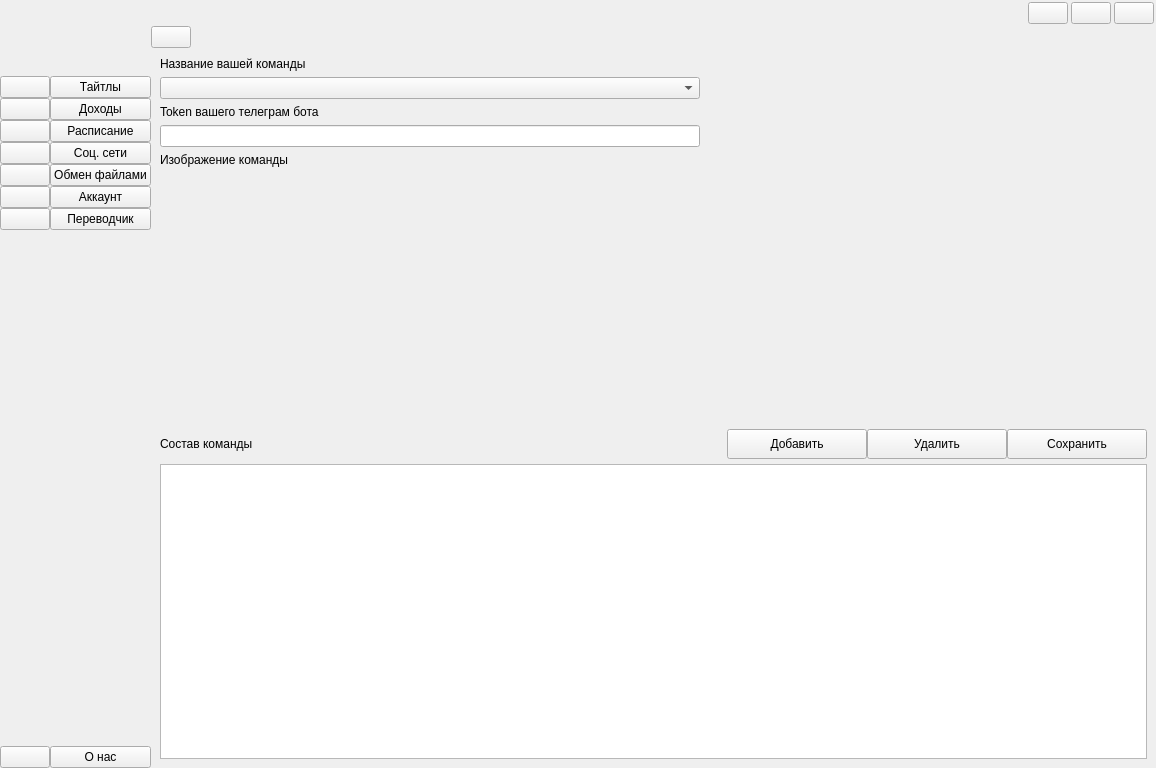
First picture: the form in front/ui.ui, repository Resmko99/Is-for-translator, before the edit.
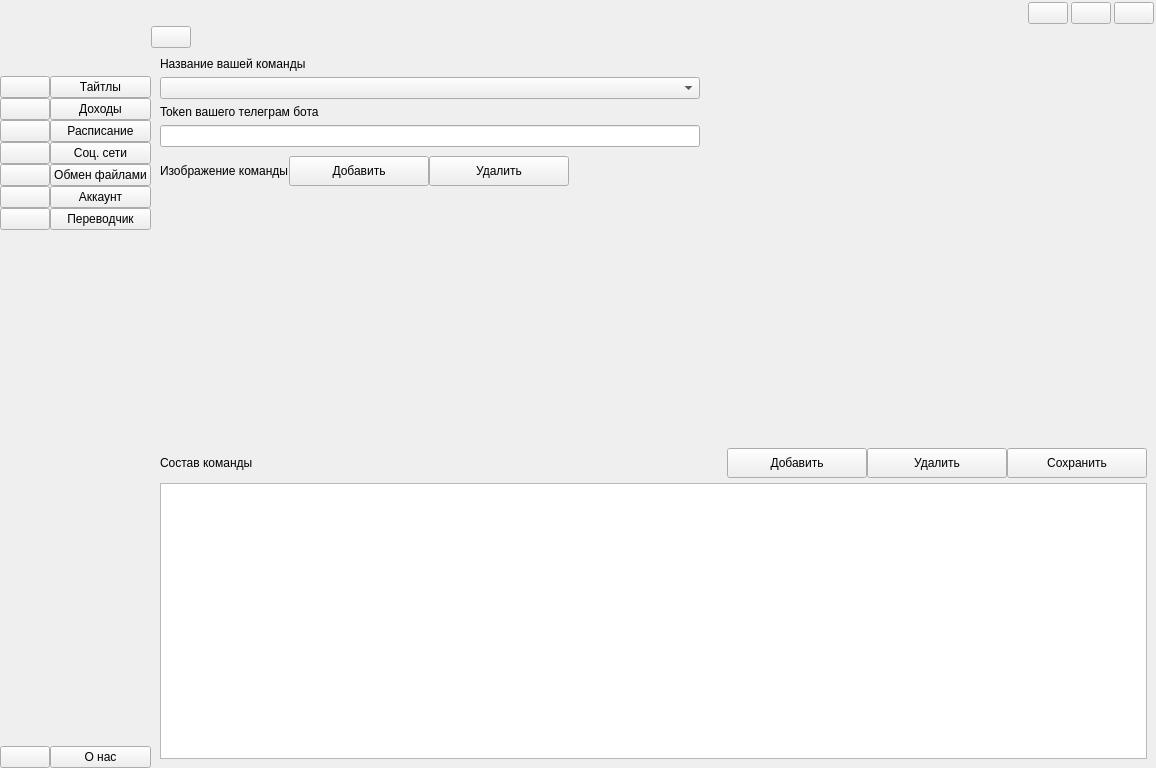
Second picture: the form after the edit. Icons and pictures are not drawn.

Patch:
```diff
--- a/front/ui.ui
+++ b/front/ui.ui
@@ -3772,23 +3772,6 @@
           </widget>
           <widget class="QWidget" name="pageAccount">
            <layout class="QGridLayout" name="gridLayout_52">
-            <item row="2" column="0">
-             <widget class="QLabel" name="label_3">
-              <property name="text">
-               <string>Token вашего телеграм бота</string>
-              </property>
-             </widget>
-            </item>
-            <item row="1" column="0">
-             <widget class="QComboBox" name="nameCrewAccComboBox">
-              <property name="maximumSize">
-               <size>
-                <width>540</width>
-                <height>16777215</height>
-               </size>
-              </property>
-             </widget>
-            </item>
             <item row="3" column="0">
              <widget class="QLineEdit" name="lineEdit_6">
               <property name="minimumSize">
@@ -3805,25 +3788,6 @@
               </property>
              </widget>
             </item>
-            <item row="5" column="0">
-             <widget class="QLabel" name="label_35">
-              <property name="sizePolicy">
-               <sizepolicy hsizetype="Preferred" vsizetype="Expanding">
-                <horstretch>0</horstretch>
-                <verstretch>0</verstretch>
-               </sizepolicy>
-              </property>
-              <property name="maximumSize">
-               <size>
-                <width>200</width>
-                <height>250</height>
-               </size>
-              </property>
-              <property name="text">
-               <string/>
-              </property>
-             </widget>
-            </item>
             <item row="0" column="0">
              <widget class="QLabel" name="label_91">
               <property name="text">
@@ -3831,7 +3795,118 @@
               </property>
              </widget>
             </item>
-            <item row="9" column="0">
+            <item row="2" column="0">
+             <widget class="QLabel" name="label_3">
+              <property name="text">
+               <string>Token вашего телеграм бота</string>
+              </property>
+             </widget>
+            </item>
+            <item row="6" column="0">
+             <widget class="QLabel" name="logoAcc1">
+              <property name="sizePolicy">
+               <sizepolicy hsizetype="Preferred" vsizetype="Expanding">
+                <horstretch>0</horstretch>
+                <verstretch>0</verstretch>
+               </sizepolicy>
+              </property>
+              <property name="maximumSize">
+               <size>
+                <width>200</width>
+                <height>250</height>
+               </size>
+              </property>
+              <property name="text">
+               <string/>
+              </property>
+             </widget>
+            </item>
+            <item row="5" column="0">
+             <widget class="QWidget" name="widget_16" native="true">
+              <layout class="QHBoxLayout" name="horizontalLayout_16">
+               <property name="spacing">
+                <number>0</number>
+               </property>
+               <property name="leftMargin">
+                <number>0</number>
+               </property>
+               <property name="topMargin">
+                <number>3</number>
+               </property>
+               <property name="rightMargin">
+                <number>0</number>
+               </property>
+               <property name="bottomMargin">
+                <number>0</number>
+               </property>
+               <item>
+                <widget class="QLabel" name="label_92">
+                 <property name="text">
+                  <string>Изображение команды</string>
+                 </property>
+                </widget>
+               </item>
+               <item>
+                <widget class="QPushButton" name="addLogo">
+                 <property name="minimumSize">
+                  <size>
+                   <width>140</width>
+                   <height>30</height>
+                  </size>
+                 </property>
+                 <property name="text">
+                  <string>Добавить</string>
+                 </property>
+                 <property name="icon">
+                  <iconset resource="resource.qrc">
+                   <normaloff>:/icon/icon/free-icon-add-7222864.png</normaloff>:/icon/icon/free-icon-add-7222864.png</iconset>
+                 </property>
+                </widget>
+               </item>
+               <item>
+                <widget class="QPushButton" name="editLogo">
+                 <property name="minimumSize">
+                  <size>
+                   <width>140</width>
+                   <height>30</height>
+                  </size>
+                 </property>
+                 <property name="text">
+                  <string>Удалить</string>
+                 </property>
+                 <property name="icon">
+                  <iconset resource="resource.qrc">
+                   <normaloff>:/icon/icon/free-icon-minus-button-4315581 копия.png</normaloff>:/icon/icon/free-icon-minus-button-4315581 копия.png</iconset>
+                 </property>
+                </widget>
+               </item>
+               <item>
+                <spacer name="horizontalSpacer_27">
+                 <property name="orientation">
+                  <enum>Qt::Horizontal</enum>
+                 </property>
+                 <property name="sizeHint" stdset="0">
+                  <size>
+                   <width>40</width>
+                   <height>20</height>
+                  </size>
+                 </property>
+                </spacer>
+               </item>
+              </layout>
+             </widget>
+            </item>
+            <item row="1" column="0">
+             <widget class="QComboBox" name="nameCrewAccComboBox">
+              <property name="maximumSize">
+               <size>
+                <width>540</width>
+                <height>16777215</height>
+               </size>
+              </property>
+             </widget>
+            </item>
+            <item row="8" column="0">
              <widget class="QWidget" name="widget_32" native="true">
               <layout class="QGridLayout" name="gridLayout_7">
                <property name="leftMargin">
@@ -3983,13 +4058,63 @@
               </layout>
              </widget>
             </item>
+           </layout>
+          </widget>
+          <widget class="QWidget" name="pageUserAccount">
+           <layout class="QGridLayout" name="gridLayout_5">
             <item row="4" column="0">
-             <widget class="QLabel" name="label_92">
+             <widget class="QLabel" name="label_35">
+              <property name="text">
+               <string>Состав команды</string>
+              </property>
+             </widget>
+            </item>
+            <item row="1" column="0">
+             <widget class="QComboBox" name="nameUserAccComboBox">
+              <property name="maximumSize">
+               <size>
+                <width>540</width>
+                <height>16777215</height>
+               </size>
+              </property>
+             </widget>
+            </item>
+            <item row="5" column="0">
+             <widget class="QTableView" name="tableTeamAccUser"/>
+            </item>
+            <item row="2" column="0">
+             <widget class="QLabel" name="label_93">
               <property name="text">
                <string>Изображение команды</string>
               </property>
              </widget>
             </item>
+            <item row="0" column="0">
+             <widget class="QLabel" name="label_95">
+              <property name="text">
+               <string>Название вашей команды</string>
+              </property>
+             </widget>
+            </item>
+            <item row="3" column="0">
+             <widget class="QLabel" name="label_36">
+              <property name="sizePolicy">
+               <sizepolicy hsizetype="Preferred" vsizetype="Expanding">
+                <horstretch>0</horstretch>
+                <verstretch>0</verstretch>
+               </sizepolicy>
+              </property>
+              <property name="maximumSize">
+               <size>
+                <width>200</width>
+                <height>250</height>
+               </size>
+              </property>
+              <property name="text">
+               <string/>
+              </property>
+             </widget>
+            </item>
            </layout>
           </widget>
           <widget class="QWidget" name="pageAddTask">
```
